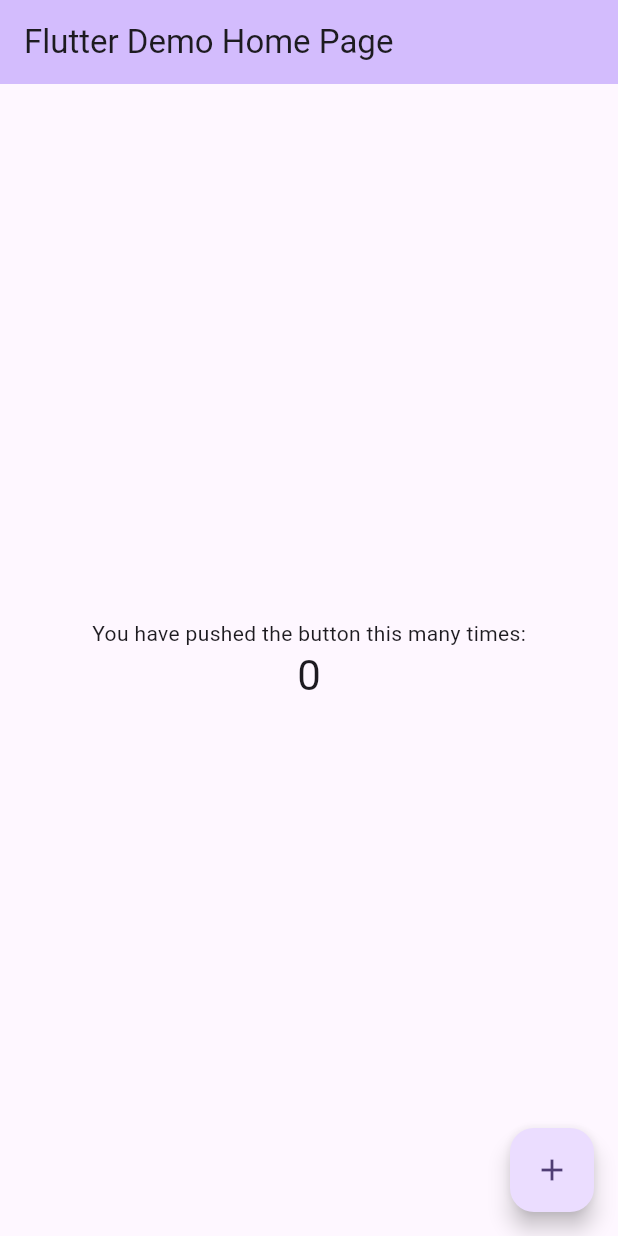
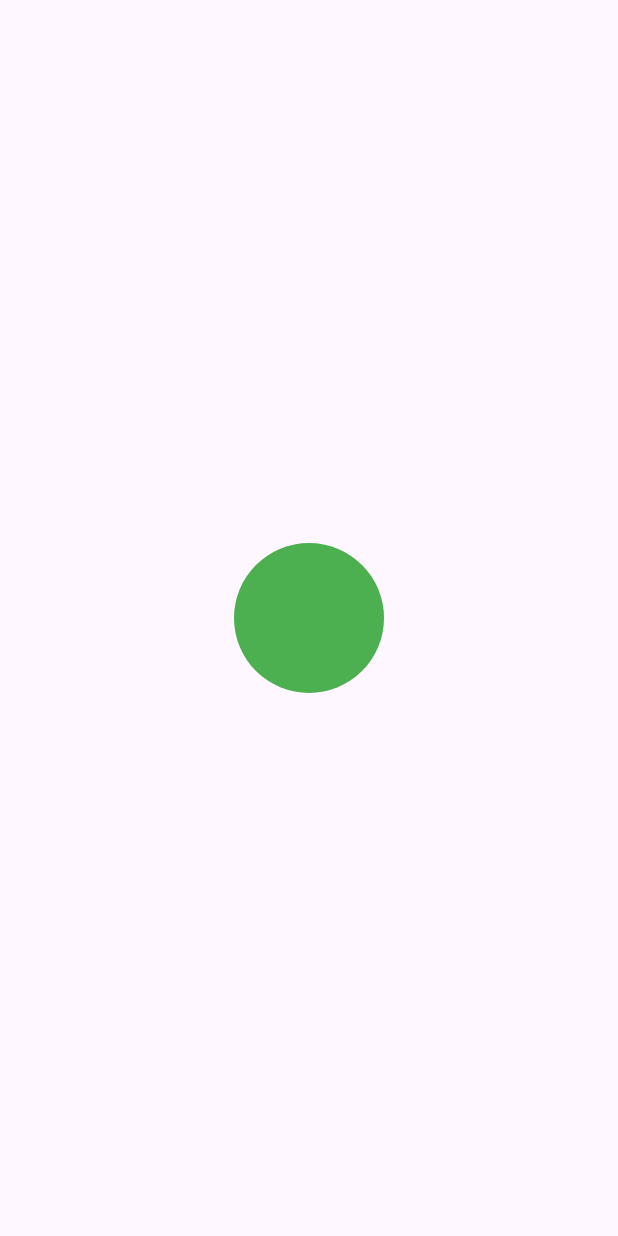
Before and after one commit to ParkGiTeak/tilt_sensor, a Flutter app: the screen it shows after launch, on a phone screen of 412 x 824 dp. Run offline on Flutter 3.47's test engine with Material 3 defaults, Android fonts, the phone set to English and light mode, and no system bars.

Commit message:
feat: SensorApp Class 생성, 화면의 가운데에 표출하는 Container Widget 추가

```diff
--- a/lib/main.dart
+++ b/lib/main.dart
@@ -7,116 +7,43 @@
 class MyApp extends StatelessWidget {
   const MyApp({super.key});
 
-  // This widget is the root of your application.
   @override
   Widget build(BuildContext context) {
     return MaterialApp(
       title: 'Flutter Demo',
       theme: ThemeData(
-        // This is the theme of your application.
-        //
-        // TRY THIS: Try running your application with "flutter run". You'll see
-        // the application has a purple toolbar. Then, without quitting the app,
-        // try changing the seedColor in the colorScheme below to Colors.green
-        // and then invoke "hot reload" (save your changes or press the "hot
-        // reload" button in a Flutter-supported IDE, or press "r" if you used
-        // the command line to start the app).
-        //
-        // Notice that the counter didn't reset back to zero; the application
-        // state is not lost during the reload. To reset the state, use hot
-        // restart instead.
-        //
-        // This works for code too, not just values: Most code changes can be
-        // tested with just a hot reload.
         colorScheme: ColorScheme.fromSeed(seedColor: Colors.deepPurple),
       ),
-      home: const MyHomePage(title: 'Flutter Demo Home Page'),
+      home: const SensorApp(),
     );
   }
 }
 
-class MyHomePage extends StatefulWidget {
-  const MyHomePage({super.key, required this.title});
-
-  // This widget is the home page of your application. It is stateful, meaning
-  // that it has a State object (defined below) that contains fields that affect
-  // how it looks.
-
-  // This class is the configuration for the state. It holds the values (in this
-  // case the title) provided by the parent (in this case the App widget) and
-  // used by the build method of the State. Fields in a Widget subclass are
-  // always marked "final".
-
-  final String title;
-
-  @override
-  State<MyHomePage> createState() => _MyHomePageState();
-}
-
-class _MyHomePageState extends State<MyHomePage> {
-  int _counter = 0;
-
-  void _incrementCounter() {
-    setState(() {
-      // This call to setState tells the Flutter framework that something has
-      // changed in this State, which causes it to rerun the build method below
-      // so that the display can reflect the updated values. If we changed
-      // _counter without calling setState(), then the build method would not be
-      // called again, and so nothing would appear to happen.
-      _counter++;
-    });
-  }
+class SensorApp extends StatelessWidget {
+  const SensorApp({super.key});
 
   @override
   Widget build(BuildContext context) {
-    // This method is rerun every time setState is called, for instance as done
-    // by the _incrementCounter method above.
-    //
-    // The Flutter framework has been optimized to make rerunning build methods
-    // fast, so that you can just rebuild anything that needs updating rather
-    // than having to individually change instances of widgets.
+    final centerX = MediaQuery.of(context).size.width / 2 - 50;
+    final centerY = MediaQuery.of(context).size.height / 2 - 50;
+
     return Scaffold(
-      appBar: AppBar(
-        // TRY THIS: Try changing the color here to a specific color (to
-        // Colors.amber, perhaps?) and trigger a hot reload to see the AppBar
-        // change color while the other colors stay the same.
-        backgroundColor: Theme.of(context).colorScheme.inversePrimary,
-        // Here we take the value from the MyHomePage object that was created by
-        // the App.build method, and use it to set our appbar title.
-        title: Text(widget.title),
+      body: Stack(
+        children: [
+          Positioned(
+            left: centerX,
+            top: centerY,
+            child: Container(
+              decoration: BoxDecoration(
+                color: Colors.green, // Decoration 사용중이면 Container의 Color Attribute를 제거한다.
+                shape: BoxShape.circle,
+              ),
+              width: 100,
+              height: 100,
+            ),
+          ),
+        ],
       ),
-      body: Center(
-        // Center is a layout widget. It takes a single child and positions it
-        // in the middle of the parent.
-        child: Column(
-          // Column is also a layout widget. It takes a list of children and
-          // arranges them vertically. By default, it sizes itself to fit its
-          // children horizontally, and tries to be as tall as its parent.
-          //
-          // Column has various properties to control how it sizes itself and
-          // how it positions its children. Here we use mainAxisAlignment to
-          // center the children vertically; the main axis here is the vertical
-          // axis because Columns are vertical (the cross axis would be
-          // horizontal).
-          //
-          // TRY THIS: Invoke "debug painting" (choose the "Toggle Debug Paint"
-          // action in the IDE, or press "p" in the console), to see the
-          // wireframe for each widget.
-          mainAxisAlignment: MainAxisAlignment.center,
-          children: <Widget>[
-            const Text('You have pushed the button this many times:'),
-            Text(
-              '$_counter',
-              style: Theme.of(context).textTheme.headlineMedium,
-            ),
-          ],
-        ),
-      ),
-      floatingActionButton: FloatingActionButton(
-        onPressed: _incrementCounter,
-        tooltip: 'Increment',
-        child: const Icon(Icons.add),
-      ), // This trailing comma makes auto-formatting nicer for build methods.
     );
   }
 }
```
